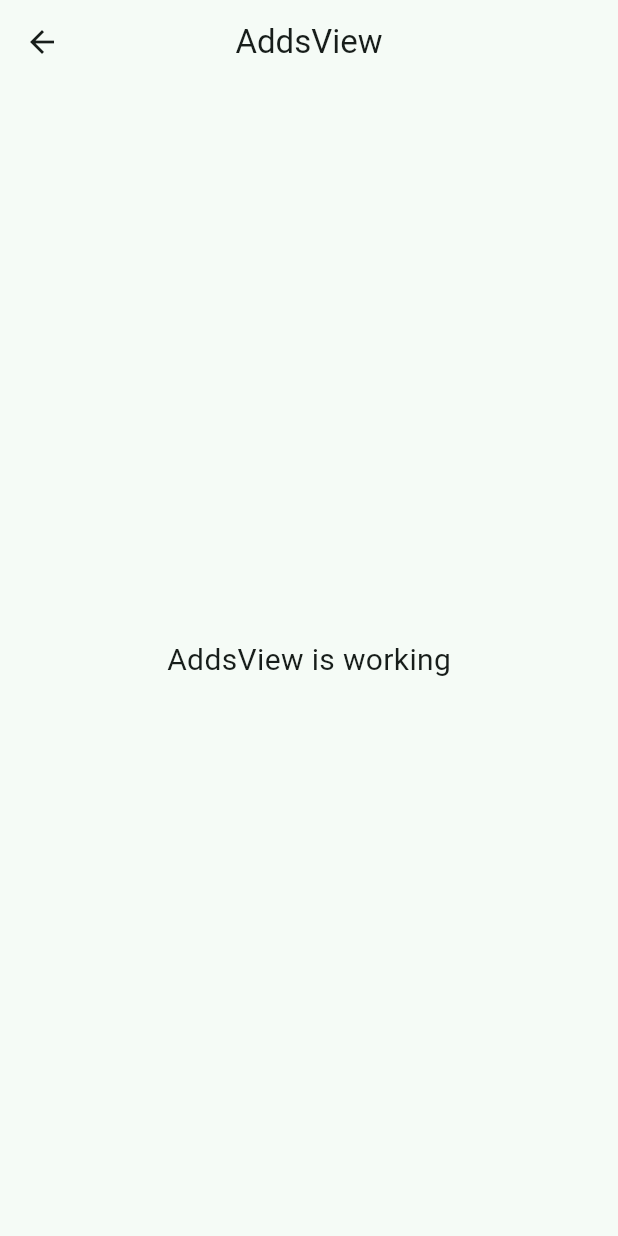
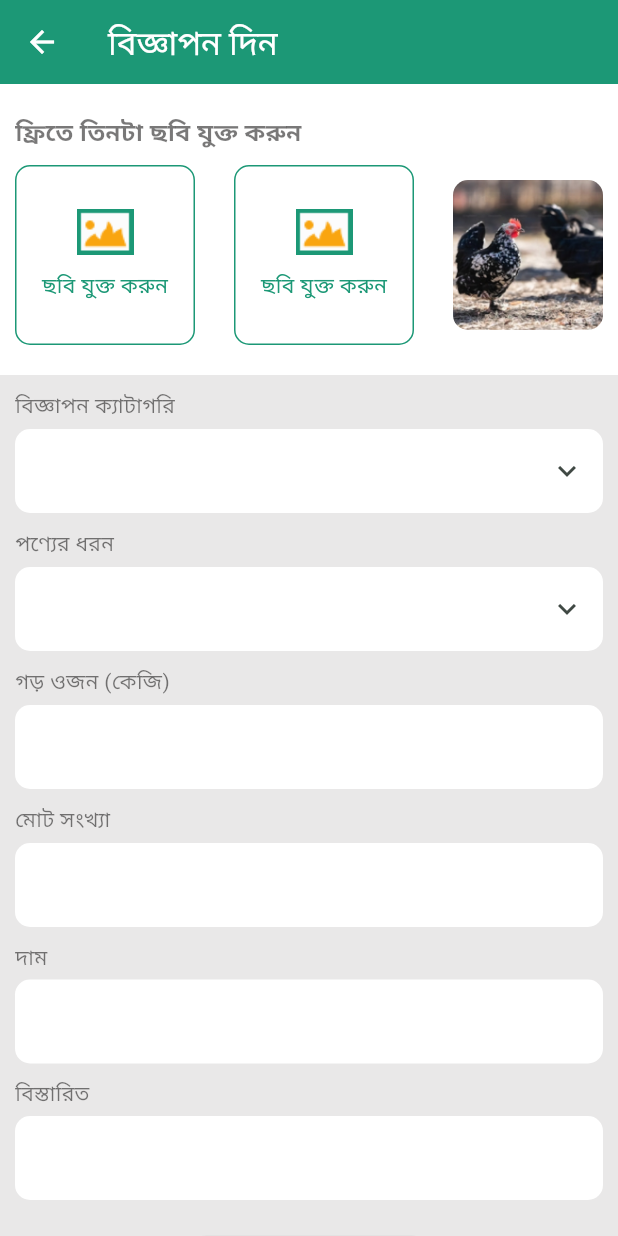
Before and after one commit to Milon3658/chicken_app, a Flutter app: the AddsView screen opened by its route, on a phone screen of 412 x 824 dp. Run offline on Flutter 3.47's test engine with Material 3 defaults, Android fonts, the phone set to English and light mode, and no system bars; our stand-ins replace gap, get.

Commit message:
Refactor AddsView layout and UI components; implement navigation to MainPage and enhance user interaction

```diff
--- a/lib/app/modules/Adds/views/adds_view.dart
+++ b/lib/app/modules/Adds/views/adds_view.dart
@@ -1,4 +1,9 @@
+import 'package:chicken/app/data/AppColors.dart';
+import 'package:chicken/app/modules/sellPage/widgets/UploadFormField.dart';
+import 'package:chicken/app/modules/sellPage/widgets/UploadSellPhoto.dart';
+import 'package:chicken/app/routes/app_pages.dart';
 import 'package:flutter/material.dart';
+import 'package:gap/gap.dart';
 
 import 'package:get/get.dart';
 
@@ -9,16 +14,75 @@ class AddsView extends GetView<AddsController> {
   @override
   Widget build(BuildContext context) {
     return Scaffold(
-      appBar: AppBar(
-        title: const Text('AddsView'),
-        centerTitle: true,
-      ),
-      body: const Center(
-        child: Text(
-          'AddsView is working',
-          style: TextStyle(fontSize: 20),
+        backgroundColor: Color(0xffE9E8E8),
+        appBar: AppBar(
+          leading: InkWell(
+            onTap: () {
+              Get.toNamed(Routes.MAINPAGE);
+            },
+            child: Icon(
+              Icons.arrow_back,
+              color: Colors.white,
+            ),
+          ),
+          backgroundColor: primaryColor,
+          title: const Text(
+            'বিজ্ঞাপন দিন',
+            style: TextStyle(color: Colors.white),
+          ),
         ),
-      ),
-    );
+        body: SingleChildScrollView(
+            child: Column(
+          children: [
+            Uploadsellphoto(),
+            Gap(10),
+            Padding(
+              padding: const EdgeInsets.symmetric(horizontal: 10),
+              child: Column(
+                children: [
+                  Uploadformfield(
+                    title: 'বিজ্ঞাপন ক্যাটাগরি',
+                    isIcon: true,
+                  ),
+                  Gap(10),
+                  Uploadformfield(
+                    title: 'পণ্যের ধরন',
+                    isIcon: true,
+                  ),
+                  Gap(10),
+                  Uploadformfield(
+                    title: 'গড় ওজন (কেজি)',
+                  ),
+                  Gap(10),
+                  Uploadformfield(
+                    title: 'মোট সংখ্যা',
+                  ),
+                  Gap(10),
+                  Uploadformfield(
+                    title: 'দাম',
+                  ),
+                  Gap(10),
+                  Uploadformfield(
+                    title: 'বিস্তারিত',
+                  ),
+                  Gap(20),
+                  ElevatedButton(
+                      style: ElevatedButton.styleFrom(
+                        backgroundColor: primaryColor,
+                        shape: RoundedRectangleBorder(
+                          borderRadius: BorderRadius.circular(10),
+                        ),
+                      ),
+                      onPressed: () {},
+                      child: Text(
+                        'বিজ্ঞাপন যুক্ত করুন',
+                        style: TextStyle(color: Colors.white),
+                      )),
+                  Gap(100),
+                ],
+              ),
+            )
+          ],
+        )));
   }
 }
--- a/lib/app/modules/Buy/views/buy_view.dart
+++ b/lib/app/modules/Buy/views/buy_view.dart
@@ -1,8 +1,6 @@
-import 'package:chicken/app/data/AppColors.dart';
 import 'package:chicken/app/modules/Homepage/widgets/HomeAppBar.dart';
 import 'package:chicken/app/modules/Homepage/widgets/Options.dart';
 import 'package:chicken/app/modules/Homepage/widgets/ProductCard.dart';
-import 'package:chicken/app/routes/app_pages.dart';
 import 'package:flutter/material.dart';
 import 'package:gap/gap.dart';
 import 'package:get/get.dart';
```
Also changed, not shown: lib/app/modules/mainpage/views/mainpage_view.dart (+8 -1 lines), lib/app/modules/sellPage/views/sell_page_view.dart (+4 -59 lines).
